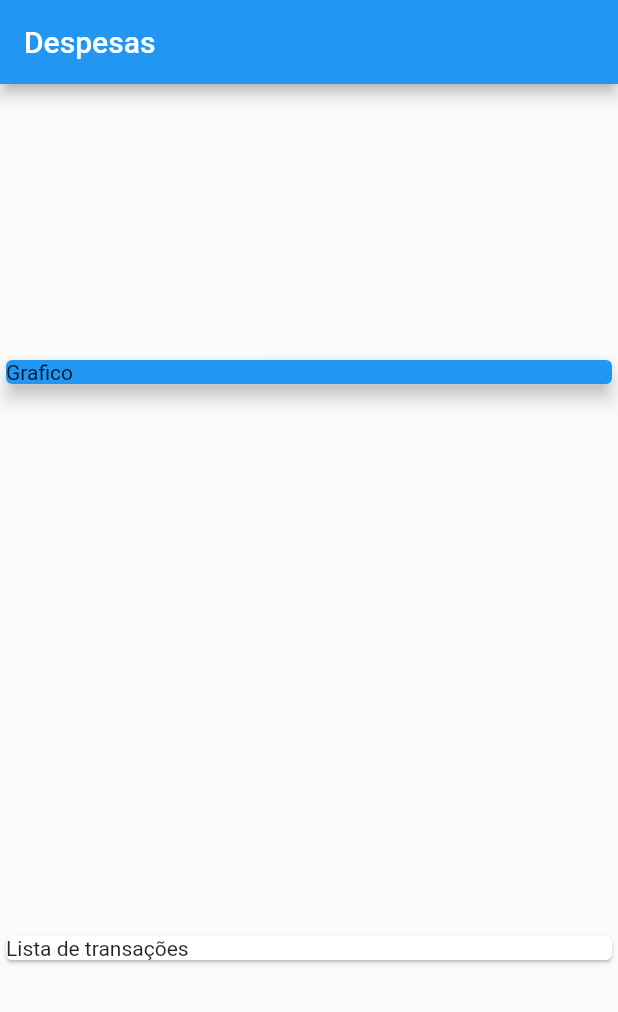
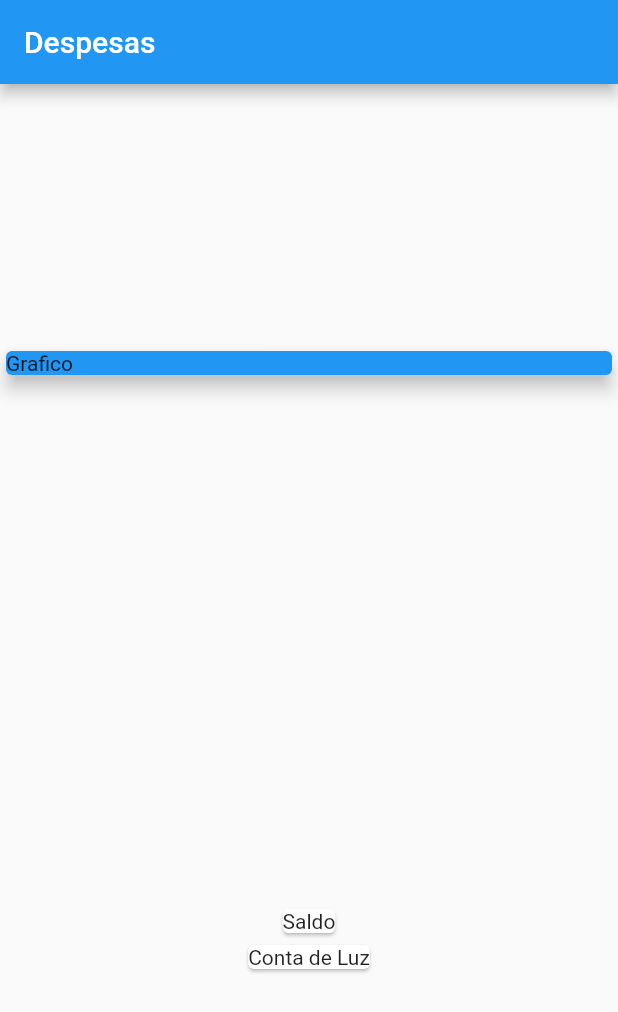
Before and after one commit to anarodrigues1996/expenses, a Flutter app: the screen it shows after launch, on a phone screen of 412 x 824 dp. Shown: the top 1012 px of the screen. Run offline on Flutter 3.47's test engine with Material 2 defaults, Android fonts, the phone set to English and light mode, and no system bars.

Commit message:
Display List on Card

```diff
--- a/lib/Pages/home_page.dart
+++ b/lib/Pages/home_page.dart
@@ -17,22 +17,26 @@ class HomePage extends StatelessWidget {
   Widget build(BuildContext context) {
     return Scaffold(
         appBar: AppBar(
-          title: const Text('Despesas'),
+          title:  const Text('Despesas'),
         ),
         body: Column(
           mainAxisAlignment: MainAxisAlignment.spaceAround,
           crossAxisAlignment: CrossAxisAlignment.stretch,
-          children: const [
-            SizedBox(
+          children: [
+            const SizedBox(
               child: Card(
                 color: Colors.blue,
                 elevation: 5,
                 child: Text('Grafico'),
               ),
             ),
-            Card(
-              child: Text('Lista de transações'),
-            ),
+            Column(
+              children: transaction.map((tr) {
+            return Card(
+              child: Text(tr.title),
+            );
+          }).toList(),
+            )
           ],
         ));
   }
```
